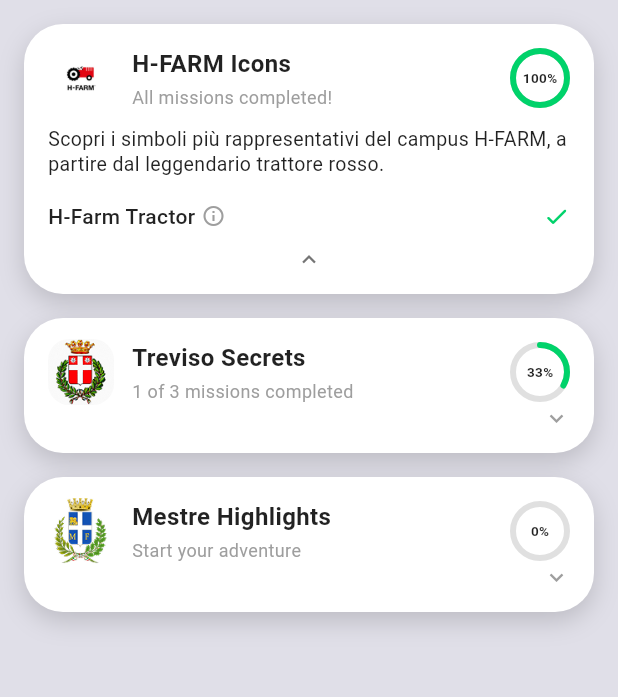
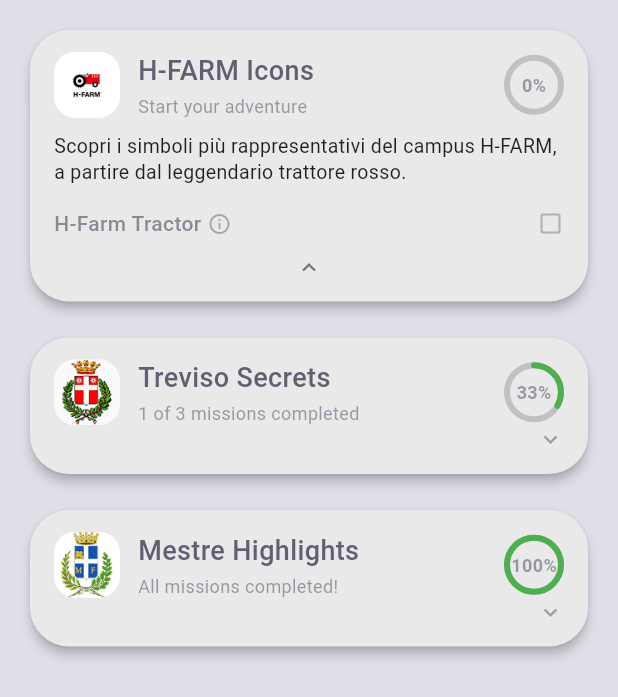
Before and after one commit to Emacost96/trakios_flutter, a Flutter app: the CampaignsTab widget shown alone on an empty page, opened directly, after a tap on "H-FARM Icons", on a phone screen of 412 x 824 dp. Shown: the top 697 px of the screen. Run offline on Flutter 3.47's test engine with Material 3 defaults, Android fonts, the phone set to English and light mode, and no system bars; our stand-ins replace flutter_map, geolocator, go_router, latlong2; missing offline and left inert: flutter_map_location_marker.

Commit message:
Update missions

```diff
--- a/lib/assets/missions.dart
+++ b/lib/assets/missions.dart
@@ -8,7 +8,7 @@
     'shortDescription': 'Explore the iconic red tractor.',
     'notes':
         'Storico trattore rosso all’ingresso del campus H-FARM, simbolo del legame tra innovazione digitale e radici agricole venete.',
-    'status': 'completed',
+    'status': 'active',
     'token': 0.001,
     'images': [
       {
@@ -65,7 +65,7 @@
     'shortDescription': 'Reach the heart of Mestre’s old town.',
     'notes':
         'Storico campanile che domina Piazza Ferretto, punto di riferimento urbano e tappa chiave per scoprire Mestre.',
-    'status': 'active',
+    'status': 'completed',
     'token': 0.001,
     'images': [
       {
--- a/lib/screens/missions/missions.dart
+++ b/lib/screens/missions/missions.dart
@@ -2,6 +2,7 @@
 import 'package:flutter/material.dart';
 import 'package:trakios/assets/campaigns.dart';
 import 'package:trakios/assets/missions.dart';
+import 'package:trakios/theme/text_styles.dart';
 
 // Helper functions to connect campaigns with missions
 Map<String, dynamic>? getMissionById(int missionId) {
@@ -51,15 +52,14 @@
       length: 2,
       child: Scaffold(
         appBar: AppBar(
-          title: const Text('Activitissses'),
+          toolbarHeight: 0,
           bottom: const TabBar(
+            dividerColor: Colors.transparent,
             tabs: [
               Tab(
-                icon: Icon(Icons.assignment),
                 text: 'Missions',
               ),
               Tab(
-                icon: Icon(Icons.campaign),
                 text: 'Campaigns',
               ),
             ],
@@ -104,7 +104,7 @@
         return Card(
           margin: const EdgeInsets.only(bottom: 18),
           elevation: 3,
-          color: Colors.white,
+          color: Theme.of(context).colorScheme.surface,
           shape: RoundedRectangleBorder(
             borderRadius: BorderRadius.circular(22),
           ),
@@ -132,26 +132,21 @@
                             name,
                             maxLines: 1,
                             overflow: TextOverflow.ellipsis,
-                            style: const TextStyle(
-                              fontSize: 16,
-                              fontWeight: FontWeight.w700,
-                              color: Colors.black87,
-                            ),
+                            style: AppTextStyles.subtitle(context),
                           ),
                         ),
                         const SizedBox(width: 8),
                         Row(
                           children: [
-                            const Icon(
+                            Icon(
                               Icons.monetization_on_outlined,
                               size: 16,
-                              color: Color(0xFF4169E1),
+                              color: Theme.of(context).colorScheme.primary,
                             ),
                             const SizedBox(width: 3),
                             Text(
                               token.toStringAsFixed(3).replaceAll('.', ','),
-                              style: const TextStyle(
-                                fontSize: 13,
+                              style: AppTextStyles.caption(context).copyWith(
                                 fontWeight: FontWeight.w600,
                               ),
                             ),
@@ -167,10 +162,7 @@
                       shortDescription,
                       maxLines: 2,
                       overflow: TextOverflow.ellipsis,
-                      style: TextStyle(
-                        fontSize: 13,
-                        color: Colors.grey[700],
-                      ),
+                      style: AppTextStyles.bodySmall(context),
                     ),
 
                     const SizedBox(height: 10),
@@ -182,8 +174,8 @@
                         style: ElevatedButton.styleFrom(
                           elevation: 0,
                           backgroundColor: status == 'completed'
-                              ? const Color(0xFF00C853)
-                              : const Color(0xFFFF6F61),
+                              ? Colors.green
+                              : Theme.of(context).colorScheme.secondary,
                           shape: RoundedRectangleBorder(
                             borderRadius: BorderRadius.circular(14),
                           ),
@@ -198,11 +190,7 @@
                           status == 'completed'
                               ? 'Completed'
                               : 'Start Mission',
-                          style: const TextStyle(
-                            fontSize: 15,
-                            fontWeight: FontWeight.w600,
-                            color: Colors.white,
-                          ),
+                          style: AppTextStyles.button(context),
                         ),
                       ),
                     ),
@@ -235,11 +223,11 @@
           return Container(
             width: double.infinity,
             height: 160,
-            color: Colors.grey[300],
+            color: Theme.of(context).colorScheme.surface.withValues(alpha: 0.5),
             child: Icon(
               Icons.image_not_supported,
               size: 50,
-              color: Colors.grey[600],
+              color: Theme.of(context).colorScheme.onSurface.withValues(alpha: 0.6),
             ),
           );
         },
@@ -294,11 +282,11 @@
             return Container(
               width: double.infinity,
               height: 160,
-              color: Colors.grey[300],
+              color: Theme.of(context).colorScheme.surface.withValues(alpha: 0.5),
               child: Icon(
                 Icons.image_not_supported,
                 size: 50,
-                color: Colors.grey[600],
+                color: Theme.of(context).colorScheme.onSurface.withValues(alpha: 0.6),
               ),
             );
           },
@@ -365,19 +353,13 @@
                       }
                     });
                   },
-                  child: Container(
-                    // pill come nel mock bianco
-                    decoration: BoxDecoration(
-                      color: Colors.white,
+                  child: Card(
+                    elevation: 3,
+                    color: Theme.of(context).colorScheme.surfaceContainerHighest,
+                    shape: RoundedRectangleBorder(
                       borderRadius: BorderRadius.circular(26),
-                      boxShadow: [
-                        BoxShadow(
-                          blurRadius: 14,
-                          offset: const Offset(0, 6),
-                          color: Colors.black.withValues(alpha: 0.16),
                     ),
-                      ],
-                    ),
+                    child: Padding(
                       padding: const EdgeInsets.symmetric(
                         horizontal: 16,
                         vertical: 14,
@@ -402,13 +384,13 @@
                                     height: 44,
                                     alignment: Alignment.center,
                                     decoration: BoxDecoration(
-                                      color: Colors.grey[300],
+                                      color: Theme.of(context).colorScheme.surface.withValues(alpha: 0.5),
                                       borderRadius: BorderRadius.circular(14),
                                     ),
                                     child: Icon(
                                       Icons.image_not_supported,
                                       size: 20,
-                                      color: Colors.grey[600],
+                                      color: Theme.of(context).colorScheme.onSurface.withValues(alpha: 0.6),
                                     ),
                                   );
                                 },
@@ -424,19 +406,12 @@
                                     campaign['name'],
                                     maxLines: 1,
                                     overflow: TextOverflow.ellipsis,
-                                    style: const TextStyle(
-                                      fontSize: 16,
-                                      fontWeight: FontWeight.w700,
-                                      color: Colors.black87,
-                                    ),
+                                    style: AppTextStyles.subtitle(context),
                                   ),
                                   const SizedBox(height: 2),
                                   Text(
                                     _getCampaignSubtitle(campaign['id'] as int),
-                                    style: const TextStyle(
-                                      fontSize: 12,
-                                      color: Colors.grey,
-                                    ),
+                                    style: AppTextStyles.caption(context),
                                   ),
                                 ],
                               ),
@@ -522,6 +497,7 @@
                     ),
                   ),
                 ),
+              ),
               );
             },
           ),
@@ -550,14 +526,16 @@
         children: [
           CustomPaint(
             size: const Size(40, 40),
-            painter: _ArcPainter(progress),
+            painter: _ArcPainter(
+              progress,
+              Theme.of(context).colorScheme.onSurface.withValues(alpha: 0.3),
+              Colors.green
+            ),
           ),
           Text(
             '$percentage%',
-            style: const TextStyle(
-              fontSize: 9,
+            style: AppTextStyles.caption(context).copyWith(
               fontWeight: FontWeight.bold,
-              color: Colors.black87,
             ),
           ),
         ],
@@ -568,8 +546,10 @@
 
 class _ArcPainter extends CustomPainter {
   final double progress;
+  final Color backgroundColor;
+  final Color progressColor;
 
-  _ArcPainter(this.progress);
+  _ArcPainter(this.progress, this.backgroundColor, this.progressColor);
 
   @override
   void paint(Canvas canvas, Size size) {
@@ -582,13 +562,13 @@
     );
 
     final bgPaint = Paint()
-      ..color = Colors.grey.shade300
+      ..color = backgroundColor
       ..style = PaintingStyle.stroke
       ..strokeWidth = strokeWidth
       ..strokeCap = StrokeCap.round;
 
     final fgPaint = Paint()
-      ..color = const Color(0xFF00D26A)
+      ..color = progressColor
       ..style = PaintingStyle.stroke
       ..strokeWidth = strokeWidth
       ..strokeCap = StrokeCap.round;
@@ -601,7 +581,9 @@
 
   @override
   bool shouldRepaint(covariant _ArcPainter oldDelegate) =>
-      oldDelegate.progress != progress;
+      oldDelegate.progress != progress ||
+      oldDelegate.backgroundColor != backgroundColor ||
+      oldDelegate.progressColor != progressColor;
 }
 
 /// Righe mission come prima, ma su sfondo chiaro
@@ -632,10 +614,8 @@
                   Flexible(
                     child: Text(
                       mission['name'],
-                      style: const TextStyle(
-                        fontSize: 14,
+                      style: AppTextStyles.bodySmall(context).copyWith(
                         fontWeight: FontWeight.w500,
-                        color: Colors.black87,
                       ),
                       overflow: TextOverflow.ellipsis,
                     ),
@@ -644,7 +624,7 @@
                   Icon(
                     Icons.info_outline,
                     size: 16,
-                    color: Colors.grey[500],
+                    color: Theme.of(context).colorScheme.onSurface.withValues(alpha: 0.5),
                   ),
                 ],
               ),
@@ -659,8 +639,8 @@
                   : Icons.check_box_outline_blank_rounded,
               size: 18,
               color: mission['status'] == 'completed'
-                  ? const Color(0xFF00D26A)
-                  : Colors.grey[400],
+                  ? Colors.green
+                  : Theme.of(context).colorScheme.onSurface.withValues(alpha: 0.4),
             ),
           ],
         ),
@@ -683,34 +663,25 @@
           const EdgeInsets.only(left: 16, right: 16, bottom: 16, top: 0),
       padding: const EdgeInsets.all(16),
       decoration: BoxDecoration(
-        color: Colors.white,
+        color: Theme.of(context).colorScheme.surface,
         borderRadius: BorderRadius.circular(22),
-        boxShadow: [
-          BoxShadow(
-            blurRadius: 12,
-            offset: const Offset(0, 6),
-            color: Colors.black.withValues(alpha: 0.18),
-          ),
-        ],
       ),
       child: Column(
         crossAxisAlignment: CrossAxisAlignment.start,
         children: [
           Row(
             children: [
-              const Icon(
+              Icon(
                 Icons.circle,
                 size: 6,
-                color: Colors.black87,
+                color: Theme.of(context).colorScheme.onSurface,
               ),
               const SizedBox(width: 6),
               Expanded(
                 child: Text(
                   mission['name'] ?? 'Selected mission',
-                  style: const TextStyle(
-                    fontSize: 14,
+                  style: AppTextStyles.bodySmall(context).copyWith(
                     fontWeight: FontWeight.bold,
-                    color: Colors.black87,
                   ),
                 ),
               ),
@@ -718,8 +689,8 @@
                 mission['status'] == 'completed' ? Icons.check : Icons.circle_outlined,
                 size: 18,
                 color: mission['status'] == 'completed'
-                    ? const Color(0xFF00D26A)
-                    : Colors.grey[400],
+                    ? Colors.green
+                    : Theme.of(context).colorScheme.onSurface.withValues(alpha: 0.4),
               ),
             ],
           ),
@@ -728,9 +699,7 @@
             mission['notes'] ??
                 mission['description'] ??
                 'Add a nice storytelling description for this mission.',
-            style: const TextStyle(
-              fontSize: 13,
-              color: Colors.black87,
+            style: AppTextStyles.bodySmall(context).copyWith(
               height: 1.4,
             ),
           ),
@@ -738,9 +707,7 @@
             const SizedBox(height: 8),
             Text(
               'Type: ${mission['type']}',
-              style: TextStyle(
-                fontSize: 12,
-                color: Colors.grey[600],
+              style: AppTextStyles.caption(context).copyWith(
                 fontStyle: FontStyle.italic,
               ),
             ),
--- a/lib/theme/theme.dart
+++ b/lib/theme/theme.dart
@@ -12,6 +12,7 @@
   static const Color darkNavBackground = Color(0xFF201e2b);
   static const Color darkIconColor = Color(0xFF9591a5);
   static const Color darkUiBackground = Color(0xFF2f2b3d);
+  static const Color darkCardBackground = Color(0xFF3d3a4a);
 
   // Colori Chiaro
   static const Color lightText = Color(0xFF625f72);
@@ -20,6 +21,7 @@
   static const Color lightNavBackground = Color(0xFFe8e7ef);
   static const Color lightIconColor = Color(0xFF686477);
   static const Color lightUiBackground = Color(0xFFd6d5e1);
+  static const Color lightCardBackground = Color(0xFFE9E9E9);
 }
 
 class AppThemes {
@@ -35,6 +37,7 @@
       surface: AppColors.lightUiBackground,
       onSurface: AppColors.lightText,
       error: AppColors.warning,
+      surfaceContainerHighest: AppColors.lightCardBackground,
     ),
 
     appBarTheme: AppBarTheme(
@@ -64,6 +67,7 @@
       surface: AppColors.darkUiBackground,
       onSurface: AppColors.darkText,
       error: AppColors.warning,
+      surfaceContainerHighest: AppColors.darkCardBackground,
     ),
 
     appBarTheme: AppBarTheme(
```
Lines whose indentation alone changed are shown as unchanged.
